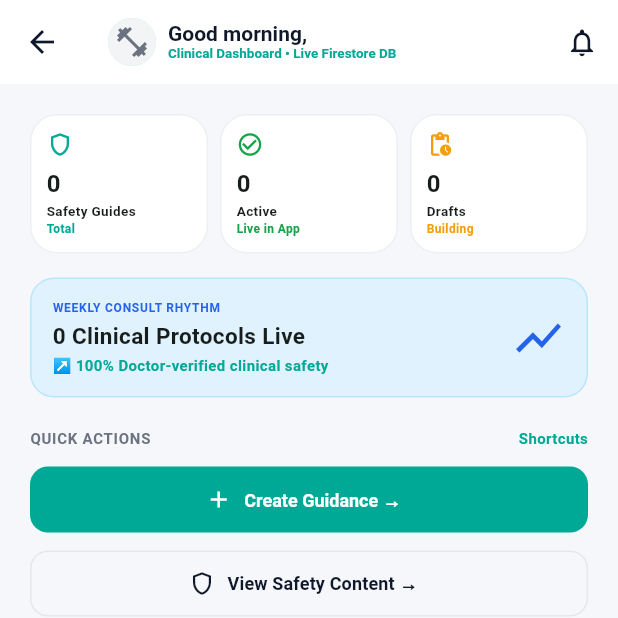
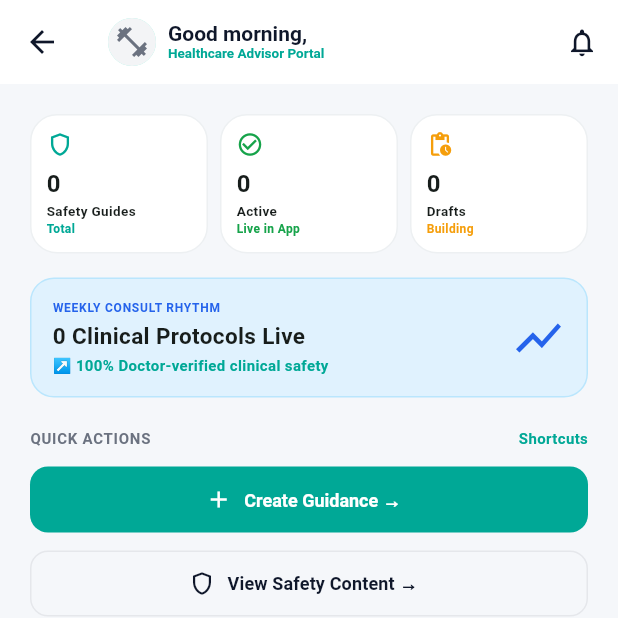
Before and after one commit to Gimantha-Dil/Home-workouts-Fitness-Mobile-App-Group-06, a Flutter app: the AdvisorDashboardScreen screen opened directly, on a phone screen of 412 x 824 dp, the top half of it. Run offline on Flutter 3.47's test engine with Material 3 defaults, Android fonts, the phone set to English and light mode, and no system bars; drawn by our look-alikes of cached_network_image; our stand-ins replace cloud_firestore, file_picker, firebase_auth, firebase_core, fl_chart, flutter_local_notifications and 10 more; accounts and stored records are empty; generated files the repository leaves out were written again; network calls fail.

Commit message:
Add profile photo upload and enhance advisor dashboard

```diff
--- a/lib/features/advisor/advisor_dashboard_screen.dart
+++ b/lib/features/advisor/advisor_dashboard_screen.dart
@@ -5,12 +5,26 @@ import '../../core/providers/auth_provider.dart';
 import '../../core/theme/app_theme.dart';
 import '../../shared/widgets/app_network_image.dart';
 import '../../shared/widgets/common_widgets.dart';
+import 'advisor_settings_screen.dart';
 import 'create_guidance_screen.dart';
 import 'health_considerations_screen.dart';
 import 'safety_content_screen.dart';
 
 class AdvisorDashboardScreen extends StatelessWidget {
   const AdvisorDashboardScreen({super.key});
+
+  String _getGreeting() {
+    final hour = DateTime.now().hour;
+    if (hour < 12) {
+      return 'Good morning';
+    } else if (hour < 17) {
+      return 'Good afternoon';
+    } else if (hour < 21) {
+      return 'Good evening';
+    } else {
+      return 'Good night';
+    }
+  }
 
   void _showGuideOptions(BuildContext context, Map<String, dynamic> guide) {
     final docId = guide['id'] as String;
@@ -262,7 +276,9 @@ class AdvisorDashboardScreen extends StatelessWidget {
         elevation: 0,
         title: Row(
           children: [
-            CircleAvatar(
+            GestureDetector(
+              onTap: () => Navigator.of(context).push(MaterialPageRoute(builder: (_) => const AdvisorSettingsScreen())),
+              child: CircleAvatar(
                 radius: 16,
                 child: ClipOval(
                   child: AppNetworkImage(
@@ -272,13 +288,17 @@ class AdvisorDashboardScreen extends StatelessWidget {
                   ),
                 ),
               ),
+            ),
             const SizedBox(width: 8),
-            Column(
+            GestureDetector(
+              onTap: () => Navigator.of(context).push(MaterialPageRoute(builder: (_) => const AdvisorSettingsScreen())),
+              child: Column(
                 crossAxisAlignment: CrossAxisAlignment.start,
                 children: [
-                Text('Good morning, ${user?.name ?? 'Advisor'}', style: const TextStyle(fontSize: 14, fontWeight: FontWeight.bold)),
-                const Text('Clinical Dashboard • Live Firestore DB', style: TextStyle(fontSize: 9, color: AppColors.brandTeal, fontWeight: FontWeight.bold)),
+                  Text('${_getGreeting()}, ${user?.name ?? 'Advisor'}', style: const TextStyle(fontSize: 14, fontWeight: FontWeight.bold)),
+                  const Text('Healthcare Advisor Portal', style: TextStyle(fontSize: 9, color: AppColors.brandTeal, fontWeight: FontWeight.bold)),
                 ],
+              ),
             ),
           ],
         ),
```
Also changed, not shown: lib/features/advisor/advisor_settings_screen.dart (+110 -12 lines). Lines whose indentation alone changed are shown as unchanged.
